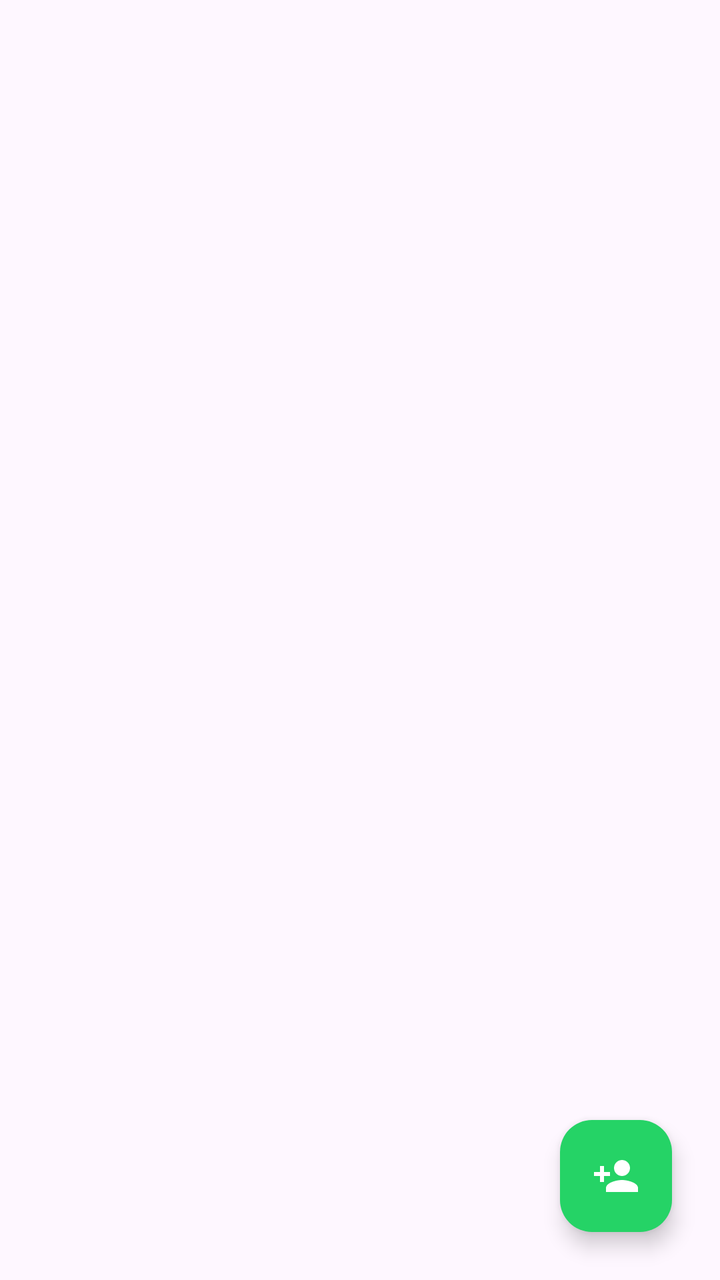
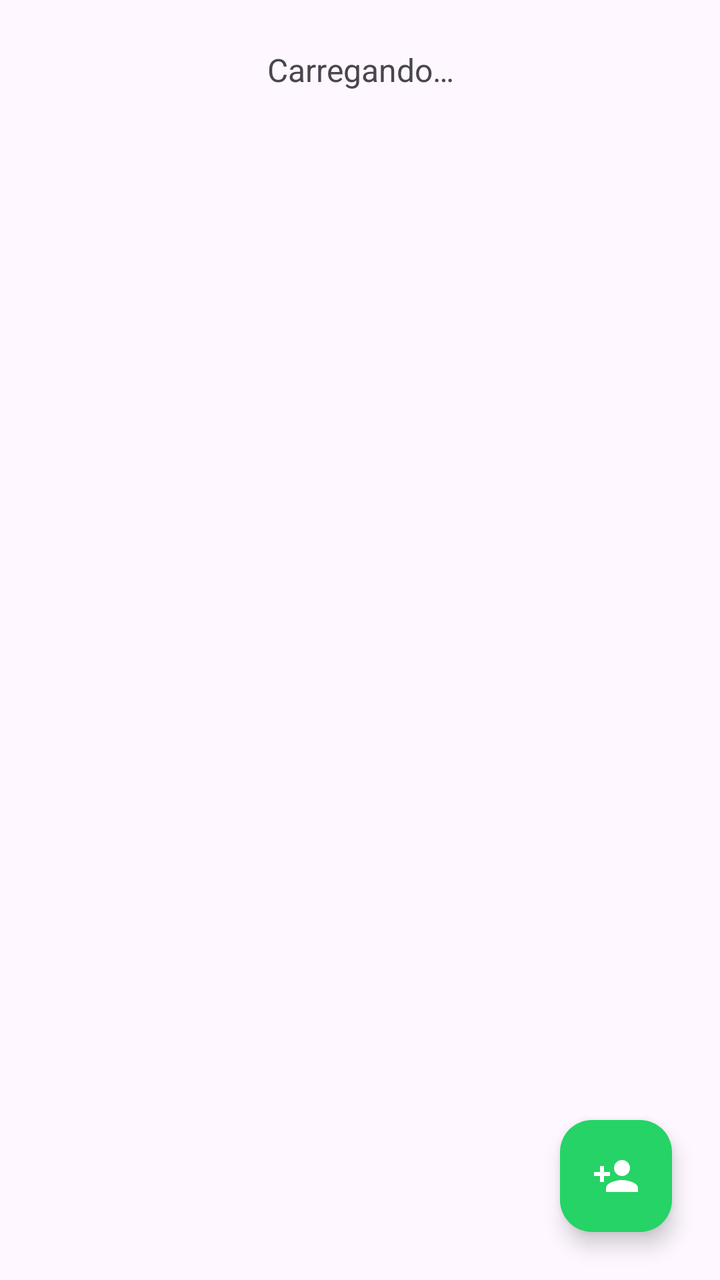

Compare the two renders of this Android layout. The source of the first and the diff that turns it into the second are given below.
<!-- AndroidManifest.xml: application theme Theme.WhatsAppClone -->
<!-- res/layout/fragment_contacts.xml -->
<?xml version="1.0" encoding="utf-8"?>
<androidx.constraintlayout.widget.ConstraintLayout xmlns:android="http://schemas.android.com/apk/res/android"
    xmlns:app="http://schemas.android.com/apk/res-auto"
    android:layout_width="match_parent"
    android:layout_height="match_parent"
    android:orientation="vertical">

    <com.google.android.material.floatingactionbutton.FloatingActionButton
        android:id="@+id/buttonAddContact"
        android:layout_width="wrap_content"
        android:layout_height="wrap_content"
        android:layout_marginEnd="24dp"
        android:layout_marginBottom="24dp"
        android:clickable="true"
        app:backgroundTint="@color/colorAccent"
        app:layout_constraintBottom_toBottomOf="parent"
        app:layout_constraintEnd_toEndOf="parent"
        app:srcCompat="@drawable/ic_contact_add"
        app:tint="@color/white"
        />

    <androidx.recyclerview.widget.RecyclerView
        android:id="@+id/RecyclerViewContacts"
        android:layout_width="match_parent"
        android:layout_height="match_parent"
        android:layout_marginTop="8dp"
        android:layout_marginBottom="8dp"
        android:scrollbars="vertical"
        app:layout_constraintBottom_toBottomOf="parent"
        app:layout_constraintEnd_toEndOf="parent"
        app:layout_constraintStart_toStartOf="parent"
        app:layout_constraintTop_toTopOf="parent" />
</androidx.constraintlayout.widget.ConstraintLayout>
<!-- resources referenced by this layout -->
<resources>
  <color name="colorAccent">#25d366</color>
  <color name="white">#FFFFFF</color>
  <!-- drawable ic_contact_add (drawable) -->
  <vector xmlns:android="http://schemas.android.com/apk/res/android" android:height="24dp" android:tint="#FFFFFF" android:viewportHeight="24" android:viewportWidth="24" android:width="24dp">
        
      <path android:fillColor="@android:color/white" android:pathData="M15,12c2.21,0 4,-1.79 4,-4s-1.79,-4 -4,-4 -4,1.79 -4,4 1.79,4 4,4zM6,10L6,7L4,7v3L1,10v2h3v3h2v-3h3v-2L6,10zM15,14c-2.67,0 -8,1.34 -8,4v2h16v-2c0,-2.66 -5.33,-4 -8,-4z"/>
      
  </vector>
  <style name="Theme.WhatsAppClone" parent="Base.Theme.WhatsAppClone" />
  <style name="Base.Theme.WhatsAppClone" parent="Theme.Material3.Light.NoActionBar">
  
  
  
      </style>
</resources>

<!-- the commit's change to res/layout/fragment_contacts.xml (unified diff, before → after) -->
@@ -1,33 +1,14 @@
 <?xml version="1.0" encoding="utf-8"?>
-<androidx.constraintlayout.widget.ConstraintLayout xmlns:android="http://schemas.android.com/apk/res/android"
-    xmlns:app="http://schemas.android.com/apk/res-auto"
-    android:layout_width="match_parent"
-    android:layout_height="match_parent"
-    android:orientation="vertical">
-
-    <com.google.android.material.floatingactionbutton.FloatingActionButton
-        android:id="@+id/buttonAddContact"
-        android:layout_width="wrap_content"
-        android:layout_height="wrap_content"
-        android:layout_marginEnd="24dp"
-        android:layout_marginBottom="24dp"
-        android:clickable="true"
-        app:backgroundTint="@color/colorAccent"
-        app:layout_constraintBottom_toBottomOf="parent"
-        app:layout_constraintEnd_toEndOf="parent"
-        app:srcCompat="@drawable/ic_contact_add"
-        app:tint="@color/white"
-        />
-
-    <androidx.recyclerview.widget.RecyclerView
-        android:id="@+id/RecyclerViewContacts"
-        android:layout_width="match_parent"
-        android:layout_height="match_parent"
-        android:layout_marginTop="8dp"
-        android:layout_marginBottom="8dp"
-        android:scrollbars="vertical"
-        app:layout_constraintBottom_toBottomOf="parent"
-        app:layout_constraintEnd_toEndOf="parent"
-        app:layout_constraintStart_toStartOf="parent"
-        app:layout_constraintTop_toTopOf="parent" />
-</androidx.constraintlayout.widget.ConstraintLayout>
+<FrameLayout xmlns:android="http://schemas.android.com/apk/res/android" xmlns:app="http://schemas.android.com/apk/res-auto"
+    android:layout_width="match_parent" android:layout_height="match_parent">
+    <LinearLayout android:layout_width="match_parent" android:layout_height="match_parent" android:orientation="vertical">
+        <TextView android:id="@+id/emptyState" android:layout_width="match_parent" android:layout_height="wrap_content"
+            android:padding="24dp" android:gravity="center" android:text="@string/loading" android:textSize="16sp" />
+        <androidx.recyclerview.widget.RecyclerView android:id="@+id/RecyclerViewContacts" android:layout_width="match_parent"
+            android:layout_height="0dp" android:layout_weight="1" android:paddingBottom="88dp" android:clipToPadding="false" />
+    </LinearLayout>
+    <com.google.android.material.floatingactionbutton.FloatingActionButton android:id="@+id/buttonAddContact"
+        android:layout_width="wrap_content" android:layout_height="wrap_content" android:layout_gravity="bottom|end"
+        android:layout_margin="24dp" android:contentDescription="@string/add_contact" app:backgroundTint="@color/colorAccent"
+        app:srcCompat="@drawable/ic_contact_add" app:tint="@color/white" />
+</FrameLayout>
<!-- resource entries referenced after the edit -->
@@ -8,6 +8,8 @@
       <path android:fillColor="@android:color/white" android:pathData="M15,12c2.21,0 4,-1.79 4,-4s-1.79,-4 -4,-4 -4,1.79 -4,4 1.79,4 4,4zM6,10L6,7L4,7v3L1,10v2h3v3h2v-3h3v-2L6,10zM15,14c-2.67,0 -8,1.34 -8,4v2h16v-2c0,-2.66 -5.33,-4 -8,-4z"/>
       
   </vector>
+  <string name="add_contact">Adicionar contato</string>
+  <string name="loading">Carregando…</string>
   <style name="Theme.WhatsAppClone" parent="Base.Theme.WhatsAppClone" />
   <style name="Base.Theme.WhatsAppClone" parent="Theme.Material3.Light.NoActionBar">
   
